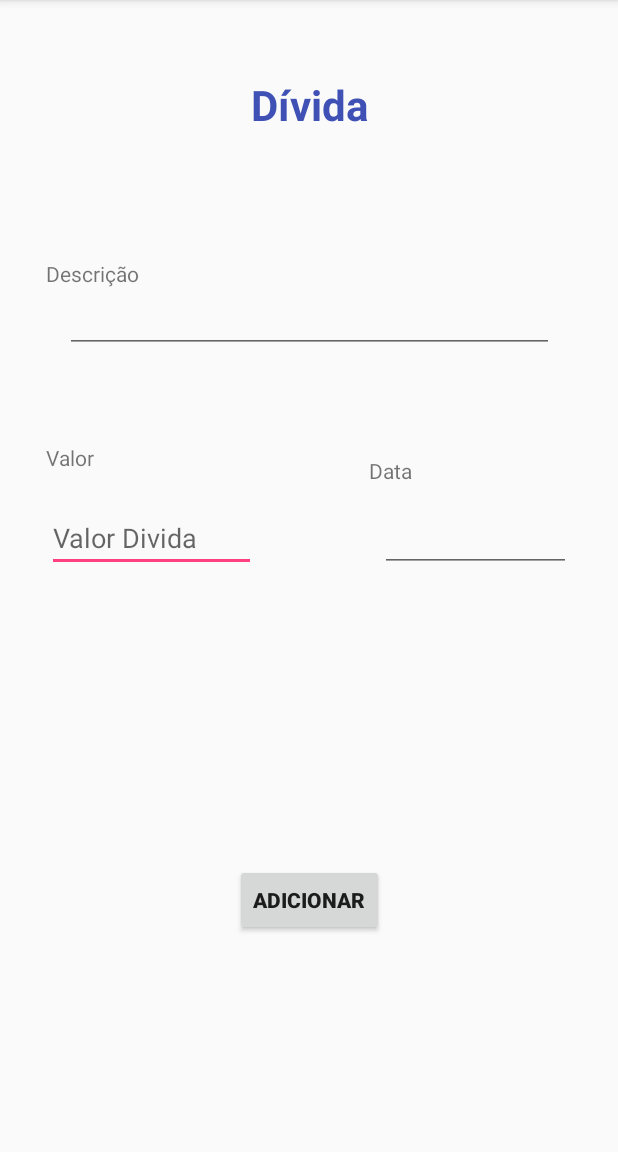
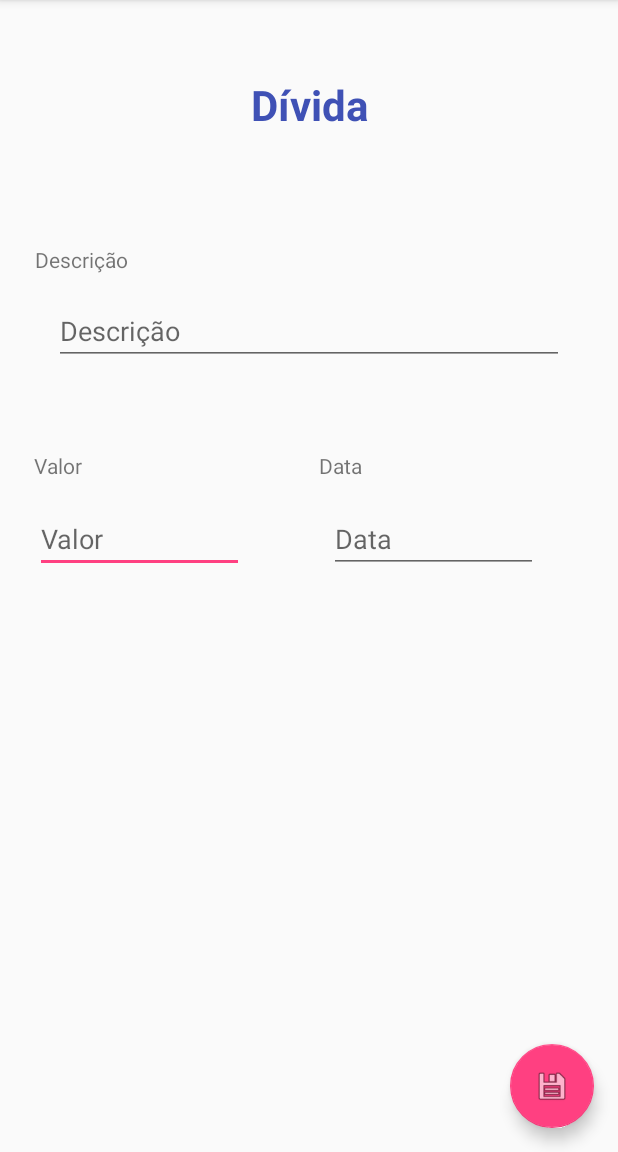
Before and after one commit to LeomaraAC/EasyMoney, an Android app: the AddDividaActivity screen opened directly, with no data from a screen before it, on a phone screen of 412 x 824 dp, the part 84-1236 px from its top. Run offline under Robolectric (Android 15) with nearby library versions, the phone set to English and light mode, and no system bars; 1 statement that could not run was skipped.

Commit message:
Customizações.

```diff
--- a/app/src/main/res/layout/activity_add_divida.xml
+++ b/app/src/main/res/layout/activity_add_divida.xml
@@ -32,105 +32,88 @@
         android:id="@+id/ed_valor"
         android:layout_width="139dp"
         android:layout_height="wrap_content"
+        android:layout_marginStart="8dp"
+        android:layout_marginLeft="8dp"
+        android:layout_marginTop="8dp"
+        android:layout_marginEnd="8dp"
+        android:layout_marginRight="8dp"
         android:layout_marginBottom="8dp"
-        android:layout_marginEnd="8dp"
-        android:layout_marginLeft="8dp"
-        android:layout_marginRight="8dp"
-        android:layout_marginStart="8dp"
-        android:layout_marginTop="8dp"
         android:ems="10"
-        android:hint="Valor Divida"
+        android:hint="Valor"
         android:inputType="numberDecimal"
         app:layout_constraintBottom_toBottomOf="parent"
         app:layout_constraintEnd_toEndOf="parent"
-        app:layout_constraintHorizontal_bias="0.091"
+        app:layout_constraintHorizontal_bias="0.061"
         app:layout_constraintStart_toStartOf="parent"
         app:layout_constraintTop_toTopOf="parent"
-        app:layout_constraintVertical_bias="0.464" />
-
-    <Button
-        android:id="@+id/btn_adicionarDivida"
-        android:layout_width="wrap_content"
-        android:layout_height="wrap_content"
-        android:layout_marginBottom="15dp"
-        android:layout_marginEnd="8dp"
-        android:layout_marginLeft="8dp"
-        android:layout_marginRight="8dp"
-        android:layout_marginStart="8dp"
-        android:layout_marginTop="8dp"
-        android:text="Adicionar"
-        android:textStyle="bold"
-        app:layout_constraintBottom_toBottomOf="parent"
-        app:layout_constraintEnd_toEndOf="parent"
-        app:layout_constraintStart_toStartOf="parent"
-        app:layout_constraintTop_toTopOf="parent"
-        app:layout_constraintVertical_bias="0.815" />
+        app:layout_constraintVertical_bias="0.465" />
 
     <TextView
         android:id="@+id/textView4"
         android:layout_width="wrap_content"
         android:layout_height="wrap_content"
+        android:layout_marginStart="8dp"
+        android:layout_marginLeft="8dp"
+        android:layout_marginTop="8dp"
+        android:layout_marginEnd="8dp"
+        android:layout_marginRight="8dp"
         android:layout_marginBottom="8dp"
-        android:layout_marginEnd="8dp"
-        android:layout_marginLeft="8dp"
-        android:layout_marginRight="8dp"
-        android:layout_marginStart="8dp"
-        android:layout_marginTop="8dp"
         android:text="Descrição"
         app:layout_constraintBottom_toBottomOf="parent"
         app:layout_constraintEnd_toEndOf="parent"
-        app:layout_constraintHorizontal_bias="0.068"
+        app:layout_constraintHorizontal_bias="0.045"
         app:layout_constraintStart_toStartOf="parent"
         app:layout_constraintTop_toTopOf="parent"
-        app:layout_constraintVertical_bias="0.225" />
+        app:layout_constraintVertical_bias="0.212" />
 
     <TextView
         android:id="@+id/textView"
         android:layout_width="wrap_content"
         android:layout_height="wrap_content"
+        android:layout_marginStart="8dp"
+        android:layout_marginLeft="8dp"
+        android:layout_marginTop="8dp"
+        android:layout_marginEnd="8dp"
+        android:layout_marginRight="8dp"
         android:layout_marginBottom="8dp"
-        android:layout_marginEnd="8dp"
-        android:layout_marginLeft="8dp"
-        android:layout_marginRight="8dp"
-        android:layout_marginStart="8dp"
-        android:layout_marginTop="8dp"
         android:text="Valor"
         app:layout_constraintBottom_toBottomOf="parent"
         app:layout_constraintEnd_toEndOf="parent"
-        app:layout_constraintHorizontal_bias="0.062"
+        app:layout_constraintHorizontal_bias="0.041"
         app:layout_constraintStart_toStartOf="parent"
         app:layout_constraintTop_toTopOf="parent"
-        app:layout_constraintVertical_bias="0.392" />
+        app:layout_constraintVertical_bias="0.399" />
 
     <TextView
         android:id="@+id/textView5"
         android:layout_width="wrap_content"
         android:layout_height="wrap_content"
+        android:layout_marginStart="8dp"
+        android:layout_marginLeft="8dp"
+        android:layout_marginTop="8dp"
+        android:layout_marginEnd="8dp"
+        android:layout_marginRight="8dp"
         android:layout_marginBottom="8dp"
-        android:layout_marginEnd="8dp"
-        android:layout_marginLeft="8dp"
-        android:layout_marginRight="8dp"
-        android:layout_marginStart="8dp"
-        android:layout_marginTop="8dp"
         android:text="Data"
         app:layout_constraintBottom_toBottomOf="parent"
         app:layout_constraintEnd_toEndOf="parent"
-        app:layout_constraintHorizontal_bias="0.648"
+        app:layout_constraintHorizontal_bias="0.557"
         app:layout_constraintStart_toStartOf="parent"
         app:layout_constraintTop_toTopOf="parent"
-        app:layout_constraintVertical_bias="0.404" />
+        app:layout_constraintVertical_bias="0.399" />
 
     <EditText
         android:id="@+id/ed_desc"
-        android:layout_width="326dp"
-        android:layout_height="31dp"
-        android:layout_marginBottom="8dp"
+        android:layout_width="340dp"
+        android:layout_height="wrap_content"
+        android:layout_marginStart="8dp"
+        android:layout_marginLeft="8dp"
+        android:layout_marginTop="8dp"
         android:layout_marginEnd="8dp"
-        android:layout_marginLeft="8dp"
         android:layout_marginRight="8dp"
-        android:layout_marginStart="8dp"
-        android:layout_marginTop="8dp"
+        android:layout_marginBottom="16dp"
         android:ems="10"
+        android:hint="Descrição"
         android:inputType="text"
         app:layout_constraintBottom_toBottomOf="parent"
         app:layout_constraintEnd_toEndOf="parent"
@@ -140,20 +123,35 @@
 
     <EditText
         android:id="@+id/ed_data"
-        android:layout_width="127dp"
+        android:layout_width="139dp"
         android:layout_height="wrap_content"
+        android:layout_marginStart="10dp"
+        android:layout_marginLeft="10dp"
+        android:layout_marginTop="8dp"
+        android:layout_marginEnd="8dp"
+        android:layout_marginRight="8dp"
         android:layout_marginBottom="8dp"
-        android:layout_marginEnd="8dp"
-        android:layout_marginLeft="8dp"
-        android:layout_marginRight="8dp"
-        android:layout_marginStart="8dp"
-        android:layout_marginTop="8dp"
         android:ems="10"
-        android:inputType="date"
+        android:focusable="false"
+        android:hint="Data"
+        android:inputType="text"
         app:layout_constraintBottom_toBottomOf="parent"
         app:layout_constraintEnd_toEndOf="parent"
-        app:layout_constraintHorizontal_bias="0.912"
+        app:layout_constraintHorizontal_bias="0.823"
         app:layout_constraintStart_toStartOf="parent"
         app:layout_constraintTop_toTopOf="parent"
-        app:layout_constraintVertical_bias="0.464" />
+        app:layout_constraintVertical_bias="0.465" />
+
+    <android.support.design.widget.FloatingActionButton
+        android:id="@+id/btn_adicionarDivida"
+        android:layout_width="wrap_content"
+        android:layout_height="wrap_content"
+        android:layout_gravity="bottom|end"
+        android:layout_margin="@dimen/fab_margin"
+        android:layout_marginEnd="8dp"
+        android:layout_marginRight="8dp"
+        android:layout_marginBottom="8dp"
+        app:layout_constraintBottom_toBottomOf="parent"
+        app:layout_constraintEnd_toEndOf="parent"
+        app:srcCompat="@android:drawable/ic_menu_save" />
 </android.support.constraint.ConstraintLayout>
--- a/app/src/main/res/layout/activity_devedores.xml
+++ b/app/src/main/res/layout/activity_devedores.xml
@@ -28,6 +28,7 @@
         android:layout_height="wrap_content"
         android:layout_gravity="bottom|end"
         android:layout_margin="@dimen/fab_margin"
+        app:backgroundTint="@color/colorPrimaryDark"
         app:srcCompat="@android:drawable/ic_input_add" />
 
 </android.support.design.widget.CoordinatorLayout>
--- a/app/src/main/res/layout/activity_dividas.xml
+++ b/app/src/main/res/layout/activity_dividas.xml
@@ -28,6 +28,7 @@
         android:layout_height="wrap_content"
         android:layout_gravity="bottom|end"
         android:layout_margin="@dimen/fab_margin"
+        app:backgroundTint="@color/colorPrimaryDark"
         app:srcCompat="@android:drawable/ic_input_add" />
 
 </android.support.design.widget.CoordinatorLayout>
```
Also changed, not shown: app/src/main/res/layout/activity_add_devedor.xml (+31 -40 lines).
